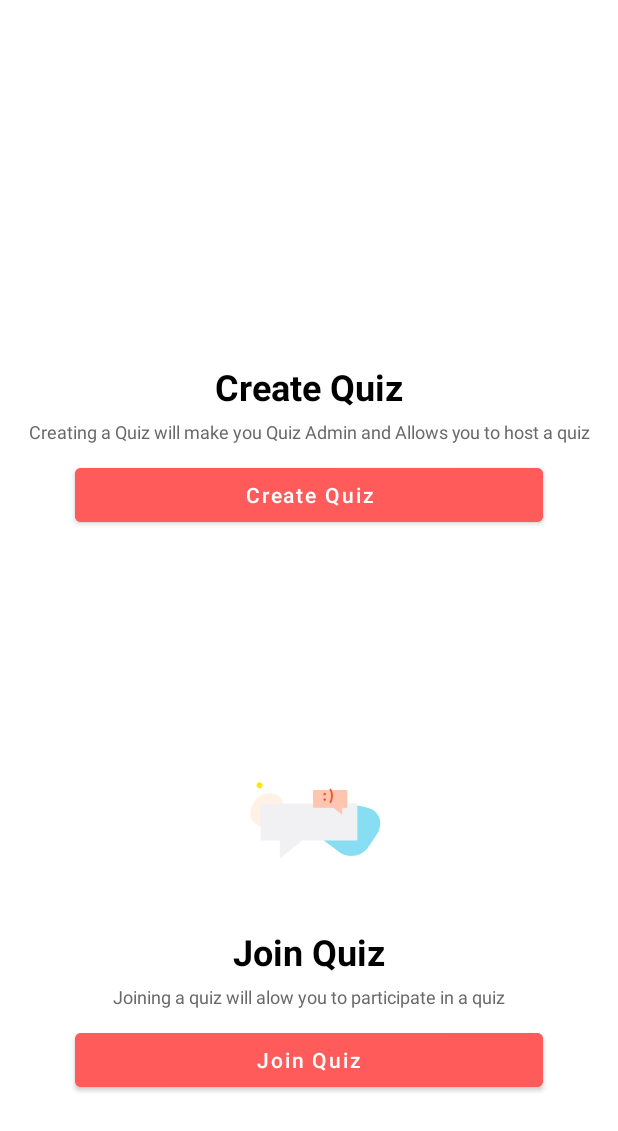
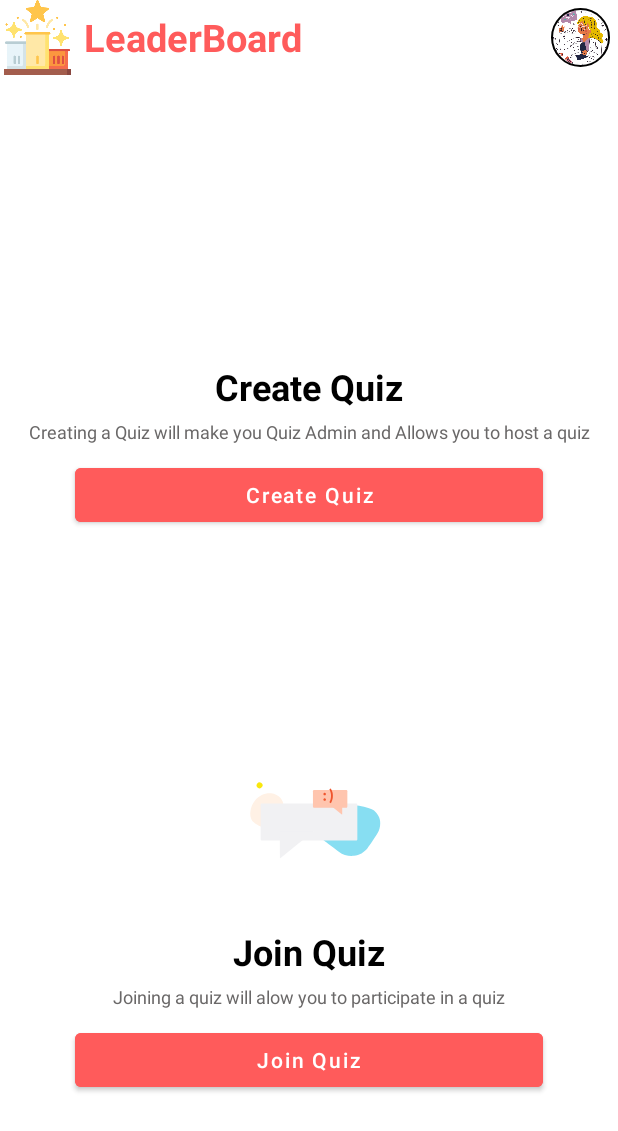
Before and after one commit to Utkarsh-Arora-007/Quizy, an Android app: the screen it shows after launch (MainActivity), on a phone screen of 412 x 824 dp. Shown: the top 1131 px of the screen. Run offline under Robolectric (Android 15) with nearby library versions, the phone set to English and light mode, and no system bars; our stand-ins replace CircleImageView, Firebase (no records; nobody signed in at launch, a user with empty details on screens opened directly), Picasso, data binding; pictures from the network do not load.

Commit message:
Added Profile Pic as well as empty Leaderboard fragment

```diff
--- a/app/build.gradle
+++ b/app/build.gradle
@@ -54,6 +54,9 @@ dependencies {
     androidTestImplementation 'androidx.test.ext:junit:1.1.3'
     androidTestImplementation 'androidx.test.espresso:espresso-core:3.4.0'
 
+    implementation 'com.squareup.picasso:picasso:2.8'
+    implementation 'de.hdodenhof:circleimageview:3.1.0'
+
     // Lottie Animation
     implementation 'com.airbnb.android:lottie:5.2.0'
     implementation "androidx.core:core-ktx:+"
--- a/app/src/main/AndroidManifest.xml
+++ b/app/src/main/AndroidManifest.xml
@@ -19,6 +19,7 @@
             android:name=".JoinActivity"
             android:exported="true"
             android:label="@string/title_activity_join"
+            android:screenOrientation="portrait"
             android:theme="@style/Theme.Quizy.NoActionBar" >
         <intent-filter>
             <action android:name="android.intent.action.VIEW"/>
@@ -35,15 +36,19 @@
         </activity>
         <activity
             android:name=".NoInternetActivity"
+            android:screenOrientation="portrait"
             android:exported="false" />
         <activity
             android:name=".QuizActivity"
+            android:screenOrientation="portrait"
             android:exported="false" />
         <activity
             android:name=".LoginActivity"
+            android:screenOrientation="portrait"
             android:exported="false" />
         <activity
             android:name=".MainActivity"
+            android:screenOrientation="portrait"
             android:exported="true">
             <intent-filter>
                 <action android:name="android.intent.action.MAIN" />
--- a/app/src/main/java/com/bitwisor/quizy/fragments/HomeFragment.kt
+++ b/app/src/main/java/com/bitwisor/quizy/fragments/HomeFragment.kt
@@ -2,23 +2,29 @@ package com.bitwisor.quizy.fragments
 
 import android.content.Intent
 import android.os.Bundle
-import androidx.fragment.app.Fragment
 import android.view.LayoutInflater
 import android.view.View
 import android.view.ViewGroup
+import android.widget.Toast
+import androidx.fragment.app.Fragment
 import androidx.navigation.fragment.findNavController
 import com.bitwisor.quizy.JoinActivity
 import com.bitwisor.quizy.LoginActivity
 import com.bitwisor.quizy.R
 import com.bitwisor.quizy.databinding.FragmentHomeBinding
+import com.bitwisor.quizy.utils.User
 import com.google.firebase.auth.FirebaseAuth
-import com.google.firebase.auth.ktx.auth
-import com.google.firebase.ktx.Firebase
+import com.google.firebase.database.DataSnapshot
+import com.google.firebase.database.DatabaseError
+import com.google.firebase.database.FirebaseDatabase
+import com.google.firebase.database.ValueEventListener
+import com.squareup.picasso.Picasso
 
 
 class HomeFragment : Fragment() {
     lateinit var binding:FragmentHomeBinding
     lateinit var firebaseAuth: FirebaseAuth
+    lateinit var database:FirebaseDatabase
     override fun onCreateView(
         inflater: LayoutInflater, container: ViewGroup?,
         savedInstanceState: Bundle?
@@ -30,7 +36,23 @@ class HomeFragment : Fragment() {
     override fun onViewCreated(view: View, savedInstanceState: Bundle?) {
         super.onViewCreated(view, savedInstanceState)
         firebaseAuth = FirebaseAuth.getInstance()
+        database = FirebaseDatabase.getInstance()
         binding.apply {
+
+
+
+            LeaderBoardView.setOnClickListener {
+                if(firebaseAuth.currentUser != null)
+                {
+                    findNavController().navigate(R.id.action_homeFragment_to_totalQuizzesInfoFragment)
+                }
+                else
+                {
+                    Toast.makeText(requireContext(), "Please Login First to View stats of your created quizzes", Toast.LENGTH_SHORT).show()
+                }
+            }
+
+
             createQuizBtn.setOnClickListener {
                 if (firebaseAuth.currentUser != null){
                     findNavController().navigate(R.id.action_homeFragment_to_createFragment)
@@ -41,6 +63,35 @@ class HomeFragment : Fragment() {
                     requireActivity().finish()
                 }
             }
+
+
+            if(firebaseAuth.currentUser!=null)
+            {
+                database.reference.child("UserProfiles").child(FirebaseAuth.getInstance().uid!!)
+                    .addListenerForSingleValueEvent(object : ValueEventListener {
+                        override fun onDataChange(snapshot: DataSnapshot) {
+                            val users: User? = snapshot.getValue(User::class.java)
+                            if (users != null) {
+                                Picasso.get()
+                                    .load(users.profilepic)
+                                    .placeholder(R.drawable.scientist).into(binding.profileImage)
+                            }
+                        }
+
+                        override fun onCancelled(error: DatabaseError) {}
+                    })
+
+
+            }
+
+
+
+
+
+
+
+
+
             joinQuizBtn.setOnClickListener {
                 val i = Intent(requireActivity(),JoinActivity::class.java)
                 startActivity(i)
--- a/app/src/main/res/layout/fragment_home.xml
+++ b/app/src/main/res/layout/fragment_home.xml
@@ -23,6 +23,56 @@
                 app:layout_constraintLeft_toLeftOf="parent"
                 app:layout_constraintRight_toRightOf="parent"
                 >
+
+                <androidx.constraintlayout.widget.ConstraintLayout
+                    android:id="@+id/LeaderBoardView"
+                    android:layout_width="wrap_content"
+                    android:layout_height="match_parent"
+                    app:layout_constraintBottom_toBottomOf="parent"
+                    app:layout_constraintStart_toStartOf="parent"
+                    app:layout_constraintTop_toTopOf="parent"
+                    app:layout_constraintVertical_bias="0.0">
+
+                    <ImageView
+                        android:id="@+id/imageView"
+                        android:layout_width="50dp"
+                        android:layout_height="0dp"
+                        android:src="@drawable/leaderboard"
+                        app:layout_constraintBottom_toBottomOf="parent"
+                        app:layout_constraintStart_toStartOf="parent"
+                        app:layout_constraintTop_toTopOf="parent" />
+
+
+                    <TextView
+                        android:id="@+id/textView2"
+                        android:layout_width="wrap_content"
+                        android:layout_height="wrap_content"
+                        android:layout_marginStart="5dp"
+                        android:gravity="center"
+                        android:text="LeaderBoard"
+                        android:textColor="@color/maincolor"
+                        android:textSize="25sp"
+                        android:textStyle="bold"
+                        app:layout_constraintBottom_toBottomOf="parent"
+                        app:layout_constraintStart_toEndOf="@+id/imageView"
+                        app:layout_constraintTop_toTopOf="parent"
+                        app:layout_constraintVertical_bias="0.483" />
+
+
+                </androidx.constraintlayout.widget.ConstraintLayout>
+
+
+                <de.hdodenhof.circleimageview.CircleImageView
+                    android:id="@+id/profileImage"
+                    android:layout_width="50dp"
+                    android:layout_height="0dp"
+                    android:padding="5dp"
+                    android:src="@drawable/scientist"
+                    app:civ_border_color="#FF000000"
+                    app:civ_border_width="1dp"
+                    app:layout_constraintBottom_toBottomOf="parent"
+                    app:layout_constraintEnd_toEndOf="parent"
+                    app:layout_constraintTop_toTopOf="parent" />
 
 
             </androidx.constraintlayout.widget.ConstraintLayout>
--- a/app/src/main/res/navigation/main_navgraph.xml
+++ b/app/src/main/res/navigation/main_navgraph.xml
@@ -12,6 +12,9 @@
         <action
             android:id="@+id/action_homeFragment_to_createFragment"
             app:destination="@id/createFragment" />
+        <action
+            android:id="@+id/action_homeFragment_to_totalQuizzesInfoFragment"
+            app:destination="@id/totalQuizzesInfoFragment" />
 
     </fragment>
     <fragment
@@ -34,4 +37,9 @@
         android:id="@+id/uniqueCode"
         android:name="com.bitwisor.quizy.fragments.UniqueCode"
         android:label="UniqueCode" />
+    <fragment
+        android:id="@+id/totalQuizzesInfoFragment"
+        android:name="com.bitwisor.quizy.fragments.TotalQuizzesInfoFragment"
+        android:label="fragment_total_quizzes_info"
+        tools:layout="@layout/fragment_total_quizzes_info" />
 </navigation>
--- a/build.gradle
+++ b/build.gradle
@@ -11,7 +11,7 @@ buildscript {
 plugins {
     id 'com.android.application' version '7.2.0' apply false
     id 'com.android.library' version '7.2.0' apply false
-    id 'org.jetbrains.kotlin.android' version '1.6.10' apply false
+    id 'org.jetbrains.kotlin.android' version '1.7.0' apply false
 }
 
 task clean(type: Delete) {
```
Also changed, not shown: app/src/main/java/com/bitwisor/quizy/fragments/TotalQuizzesInfoFragment.kt (added, +27 -0 lines), app/src/main/res/layout/fragment_total_quizzes_info.xml (added, +14 -0 lines), app/src/main/res/drawable/leaderboard.png (added), app/src/main/res/drawable/scientist.png (added).
